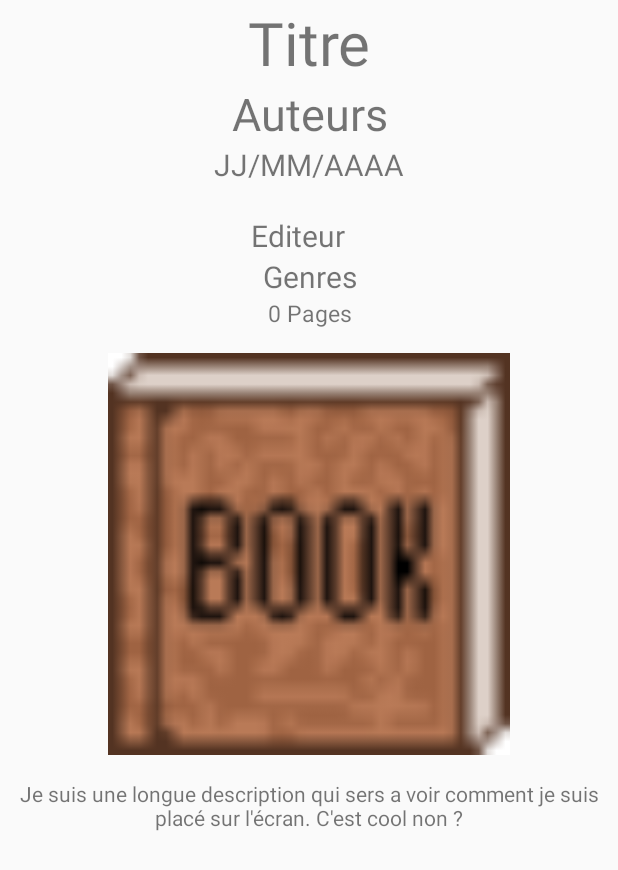
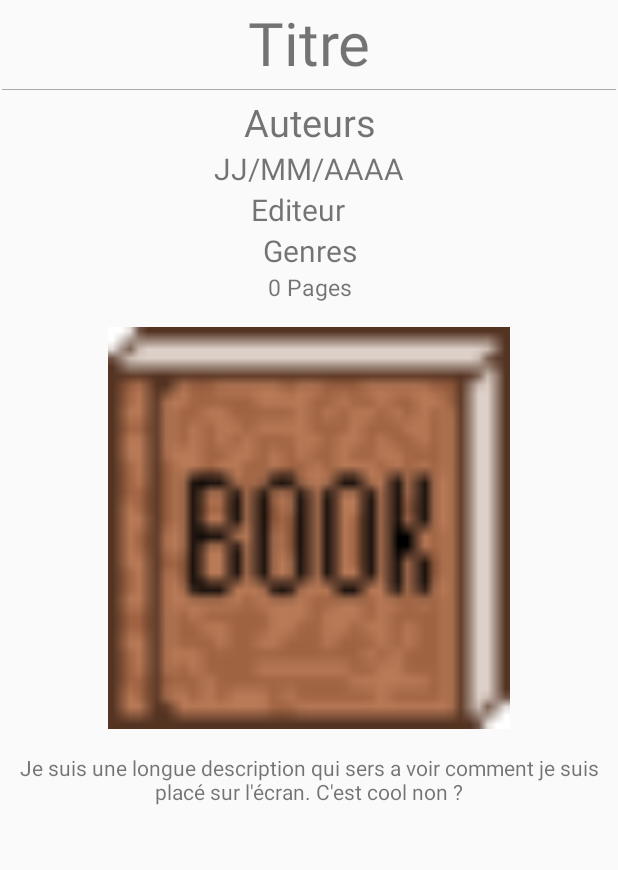
Before and after one commit to FlorianDoublet/Biblioid, an Android app: the layout fragment_book_info.xml on its own in the app's theme, with its tools: preview values and no code run, on a phone screen of 412 x 824 dp. Shown: the top 870 px of the screen. Run offline under Robolectric (Android 15) with nearby library versions, the phone set to English and light mode, and no system bars.

Commit message:
Modification du layout des books + ajout de bouton de modification dans l'affichage d'un book

```diff
--- a/app/src/main/java/flq/projectbooks/activities/CreateBook.java
+++ b/app/src/main/java/flq/projectbooks/activities/CreateBook.java
@@ -88,7 +88,7 @@ public class CreateBook extends ActionBarActivity implements GetBookInfo.AsyncRe
         book.setEditor(editor.getText().toString());
         book.setCategory(category.getText().toString());
         book.setNbPages(Integer.parseInt(nbPages.getText().toString()));
-        BookLibrary.getInstance().UpdateOrAddBook(book);
+        BookLibrary.getInstance().updateOrAddBook(book);
 
         finish();
     }
--- a/app/src/main/java/flq/projectbooks/fragments/BookList.java
+++ b/app/src/main/java/flq/projectbooks/fragments/BookList.java
@@ -241,7 +241,7 @@ public class BookList extends Fragment implements PopupMenu.OnMenuItemClickListe
 
                 return true;
             case R.id.delete_book:
-                BookLibrary.getInstance().DeleteBookById((int)bookLibrary.getBookList().get(selectedBookIndex).getId());
+                BookLibrary.getInstance().deleteBookById((int)bookLibrary.getBookList().get(selectedBookIndex).getId());
                 listOfBooks.remove(selectedBookIndex);
                 listAdapter.notifyDataSetChanged();
                 Toast.makeText(getActivity(), "Livre effacé", Toast.LENGTH_SHORT).show();
--- a/app/src/main/res/layout/fragment_book_info.xml
+++ b/app/src/main/res/layout/fragment_book_info.xml
@@ -17,15 +17,21 @@
                 android:layout_height="wrap_content"
                 tools:text="Titre"
                 android:gravity="center_horizontal"
-                android:textSize="40dp"/>
+                android:textSize="40dp"
+                android:paddingBottom="4dp"/>
+            <View
+                android:layout_width="fill_parent"
+                android:layout_height="0.5dp"
+                android:visibility="visible"
+                android:background="@android:color/darker_gray"/>
             <TextView android:id="@+id/bookInfoAuthor"
                 android:layout_width="match_parent"
                 android:layout_height="wrap_content"
                 tools:text="Auteurs"
                 android:gravity="center_horizontal"
-                android:textSize="30dp"
+                android:textSize="25dp"
+                android:paddingTop="4dp"
                 />
-
             <TextView android:id="@+id/bookInfoDatePublication"
                 android:layout_width="match_parent"
                 android:layout_height="wrap_content"
@@ -41,7 +47,6 @@
                     android:gravity="center_horizontal"
                     android:textSize="20dp"
                     android:paddingRight="16dp"
-                    android:paddingTop="20dp"
                     />
 
 
```
Also changed, not shown: app/src/main/java/flq/projectbooks/fragments/BookInfo.java (+76 -6 lines), app/src/main/java/flq/projectbooks/libraries/BookLibrary.java (+12 -3 lines), app/src/main/res/menu/menu_book_info.xml (added, +8 -0 lines).
